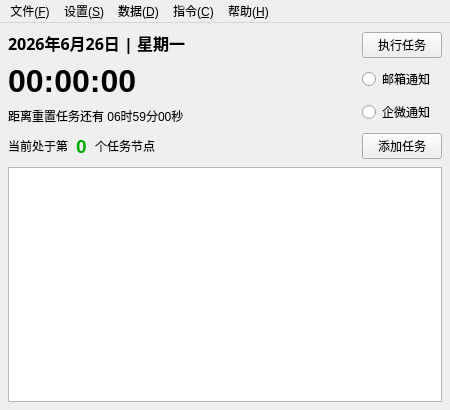
Above: MainWindow.ui from AndroidCoderPeng/TaskDispatcher before the change. Below: the same form after it.
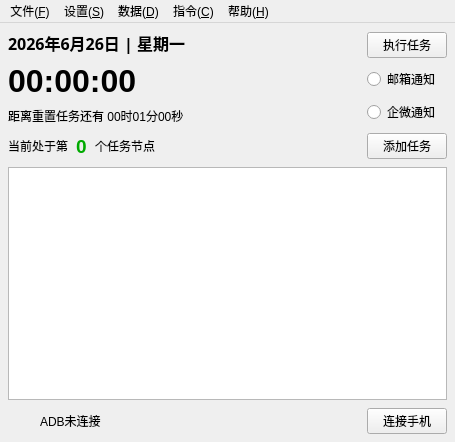
That is the form after the change. Icons and pictures are not drawn.

Commit message: feat(ui): 添加ADB连接状态与连接按钮

```diff
--- a/MainWindow.ui
+++ b/MainWindow.ui
@@ -6,20 +6,20 @@
             <rect>
                 <x>0</x>
                 <y>0</y>
-                <width>450</width>
-                <height>410</height>
+                <width>455</width>
+                <height>442</height>
             </rect>
         </property>
         <property name="minimumSize">
             <size>
-                <width>450</width>
-                <height>410</height>
+                <width>455</width>
+                <height>442</height>
             </size>
         </property>
         <property name="maximumSize">
             <size>
-                <width>450</width>
-                <height>410</height>
+                <width>455</width>
+                <height>442</height>
             </size>
         </property>
         <widget class="QWidget" name="centralWidget">
@@ -84,7 +84,7 @@
                                         <item>
                                             <widget class="QLabel" name="countDownLabel">
                                                 <property name="text">
-                                                    <string>距离重置任务还有 06时59分00秒</string>
+                                                    <string>距离重置任务还有 00时01分00秒</string>
                                                 </property>
                                             </widget>
                                         </item>
@@ -206,6 +206,62 @@
                         </item>
                     </layout>
                 </item>
+                <item>
+                    <layout class="QHBoxLayout" name="horizontalLayout">
+                        <property name="spacing">
+                            <number>8</number>
+                        </property>
+                        <item>
+                            <widget class="QLabel" name="usbIconView">
+                                <property name="minimumSize">
+                                    <size>
+                                        <width>24</width>
+                                        <height>24</height>
+                                    </size>
+                                </property>
+                                <property name="maximumSize">
+                                    <size>
+                                        <width>24</width>
+                                        <height>24</height>
+                                    </size>
+                                </property>
+                                <property name="pixmap">
+                                    <pixmap resource="image.qrc">:/usb_disconnected.png</pixmap>
+                                </property>
+                                <property name="scaledContents">
+                                    <bool>true</bool>
+                                </property>
+                            </widget>
+                        </item>
+                        <item>
+                            <widget class="QLabel" name="usbStateView">
+                                <property name="text">
+                                    <string>ADB未连接</string>
+                                </property>
+                            </widget>
+                        </item>
+                        <item>
+                            <spacer name="horizontalSpacer">
+                                <property name="orientation">
+                                    <enum>Qt::Horizontal</enum>
+                                </property>
+                                <property name="sizeHint" stdset="0">
+                                    <size>
+                                        <width>0</width>
+                                        <height>0</height>
+                                    </size>
+                                </property>
+                            </spacer>
+                        </item>
+                        <item>
+                            <widget class="QPushButton" name="connectDeviceButton">
+                                <property name="text">
+                                    <string>连接手机</string>
+                                </property>
+                            </widget>
+                        </item>
+                    </layout>
+                </item>
             </layout>
         </widget>
         <widget class="QMenuBar" name="menuBar">
```
The commit also changes 5 other files.
